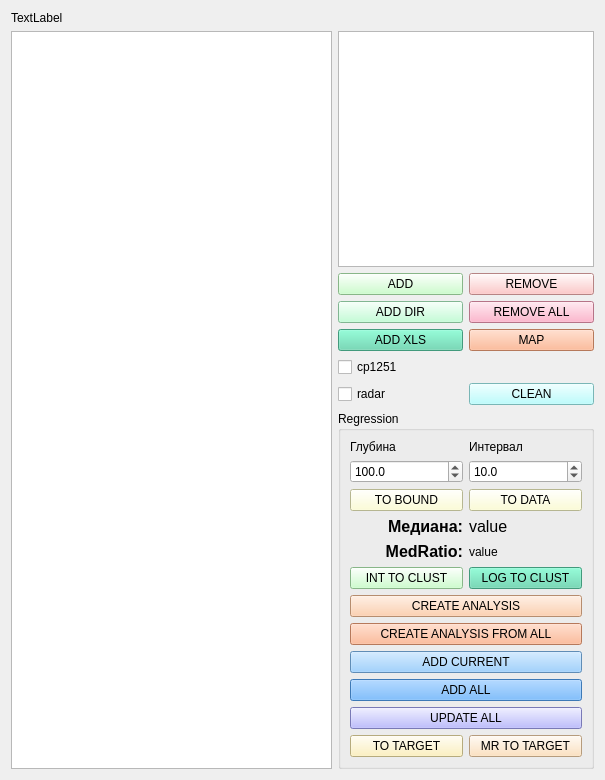
idergunoff/geovel_1.0, file qt/form_well_log.ui: the form before one commit.
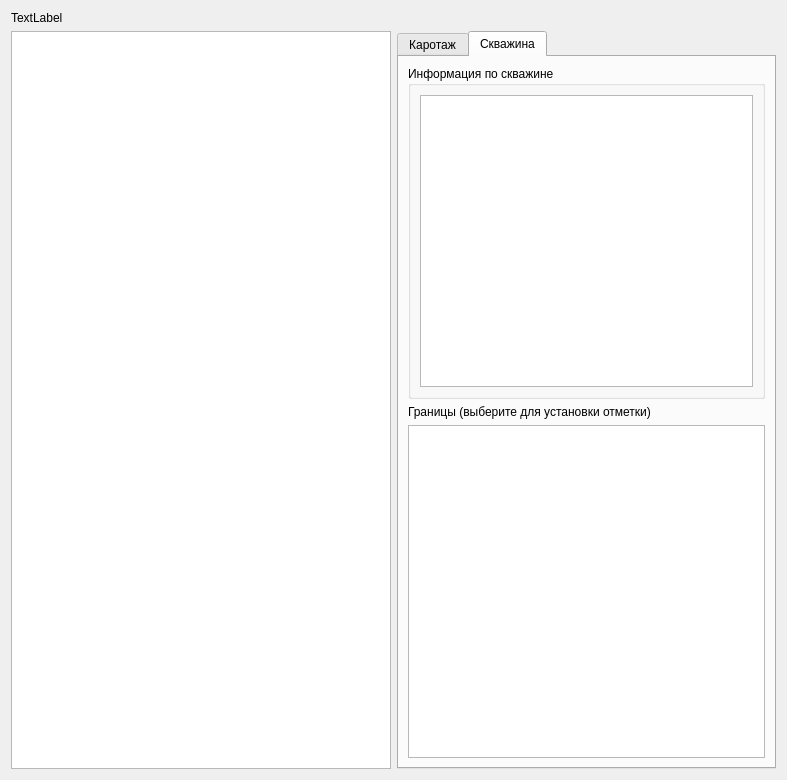
The form after the commit. The open tabs and pages were chosen to show the change. Custom widgets are drawn as their Qt base class.

Commit message: Показать все данные скважины в окне каротажа

```diff
--- a/qt/form_well_log.ui
+++ b/qt/form_well_log.ui
@@ -6,7 +6,7 @@
    <rect>
     <x>0</x>
     <y>0</y>
-    <width>605</width>
+    <width>787</width>
     <height>780</height>
    </rect>
   </property>
@@ -25,6 +25,14 @@
     <widget class="PlotWidget" name="widget_graph_well_log"/>
    </item>
    <item row="1" column="1">
+    <widget class="QTabWidget" name="tabWidget_well_log">
+     <property name="currentIndex">
+      <number>0</number>
+     </property>
+     <widget class="QWidget" name="tab_logging">
+      <attribute name="title">
+       <string>Каротаж</string>
+      </attribute>
     <layout class="QGridLayout" name="gridLayout_2">
      <item row="0" column="0">
       <layout class="QGridLayout" name="gridLayout">
@@ -371,6 +379,45 @@
       </widget>
      </item>
     </layout>
+     </widget>
+     <widget class="QWidget" name="tab_well_info">
+      <attribute name="title">
+       <string>Скважина</string>
+      </attribute>
+      <layout class="QVBoxLayout" name="verticalLayout_well_info">
+       <item>
+        <widget class="QGroupBox" name="groupBox_well_info">
+         <property name="title">
+          <string>Информация по скважине</string>
+         </property>
+         <layout class="QVBoxLayout" name="verticalLayout_well_data">
+          <item>
+           <widget class="QTextEdit" name="textEdit_datawell">
+            <property name="readOnly">
+             <bool>true</bool>
+            </property>
+           </widget>
+          </item>
+         </layout>
+        </widget>
+       </item>
+       <item>
+        <widget class="QLabel" name="label_boundaries">
+         <property name="text">
+          <string>Границы (выберите для установки отметки)</string>
+         </property>
+        </widget>
+       </item>
+       <item>
+        <widget class="QListWidget" name="listWidget_boundaries">
+         <property name="toolTip">
+          <string>Выбранная граница устанавливает верхнюю отметку интервала на графике каротажа</string>
+         </property>
+        </widget>
+       </item>
+      </layout>
+     </widget>
+    </widget>
    </item>
   </layout>
  </widget>
```
Left out of the diff: 10 changed lines with no effect on the pictures. Lines whose indentation alone changed are shown as unchanged. The commit also changes 2 other files.
